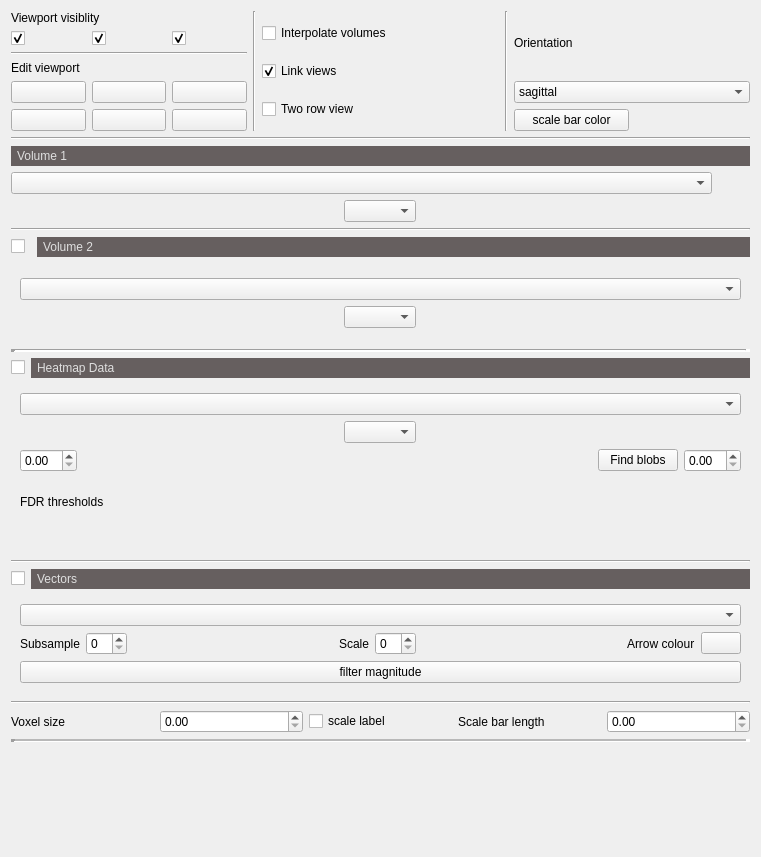
Above: vpv/ui/views/ui_datatab.ui from VCCRI/vpv before the change. Below: the same form after it.
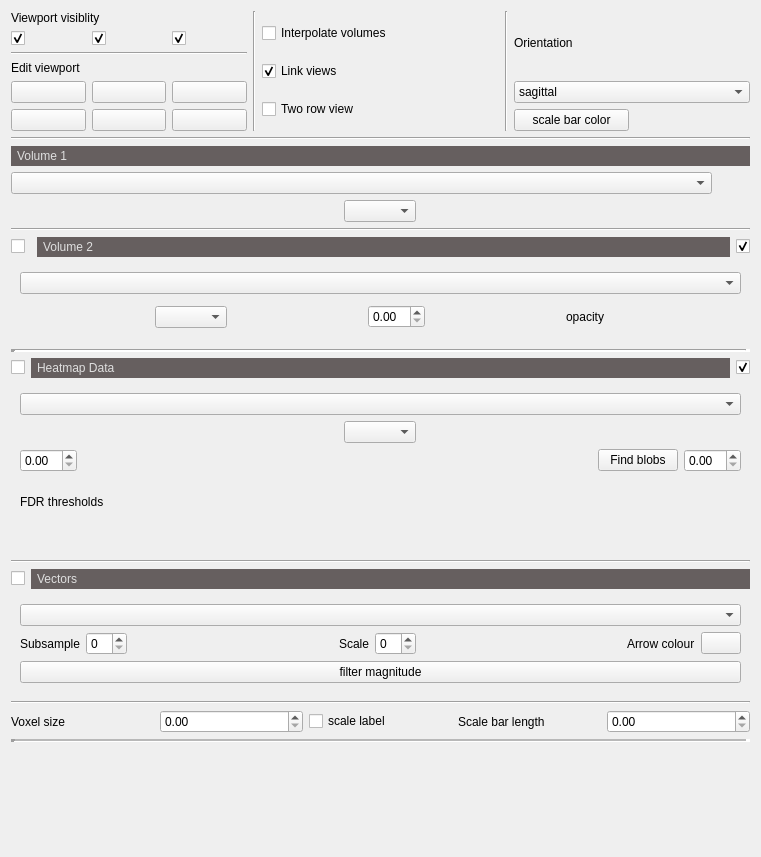
That is the form after the change. Icons and pictures are not drawn.

Commit message: Added visibility toggle and opacity level for second volume

Diff of the .ui file:
```diff
--- a/vpv/ui/views/ui_datatab.ui
+++ b/vpv/ui/views/ui_datatab.ui
@@ -354,6 +354,22 @@
          </property>
         </widget>
        </item>
+       <item>
+        <widget class="QCheckBox" name="checkBoxVisibilityVol2">
+         <property name="sizePolicy">
+          <sizepolicy hsizetype="Fixed" vsizetype="Fixed">
+           <horstretch>0</horstretch>
+           <verstretch>0</verstretch>
+          </sizepolicy>
+         </property>
+         <property name="text">
+          <string/>
+         </property>
+         <property name="checked">
+          <bool>true</bool>
+         </property>
+        </widget>
+       </item>
       </layout>
      </item>
      <item>
@@ -382,6 +398,29 @@
               </property>
              </widget>
             </item>
+            <item>
+             <widget class="QDoubleSpinBox" name="doubleSpinBoxVol2Opacity">
+              <property name="sizePolicy">
+               <sizepolicy hsizetype="Fixed" vsizetype="Fixed">
+                <horstretch>0</horstretch>
+                <verstretch>0</verstretch>
+               </sizepolicy>
+              </property>
+             </widget>
+            </item>
+            <item>
+             <widget class="QLabel" name="label_3">
+              <property name="sizePolicy">
+               <sizepolicy hsizetype="Fixed" vsizetype="Preferred">
+                <horstretch>0</horstretch>
+                <verstretch>0</verstretch>
+               </sizepolicy>
+              </property>
+              <property name="text">
+               <string>opacity</string>
+              </property>
+             </widget>
+            </item>
            </layout>
           </item>
          </layout>
@@ -428,6 +467,22 @@
        </property>
       </widget>
      </item>
+     <item>
+      <widget class="QCheckBox" name="checkBoxVisibilityHeatmap">
+       <property name="sizePolicy">
+        <sizepolicy hsizetype="Fixed" vsizetype="Fixed">
+         <horstretch>0</horstretch>
+         <verstretch>0</verstretch>
+        </sizepolicy>
+       </property>
+       <property name="text">
+        <string/>
+       </property>
+       <property name="checked">
+        <bool>true</bool>
+       </property>
+      </widget>
+     </item>
     </layout>
    </item>
    <item>
```
Left out of the diff: 8 changed lines with no effect on the pictures. Lines whose indentation alone changed are shown as unchanged. The commit also changes 8 other files.
